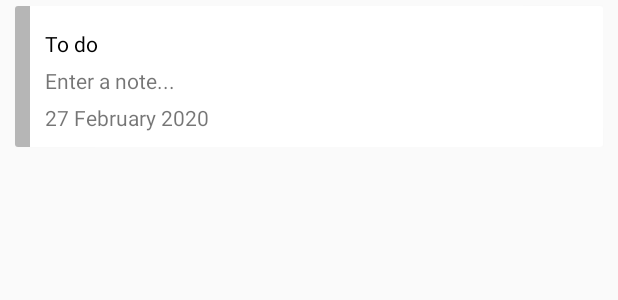
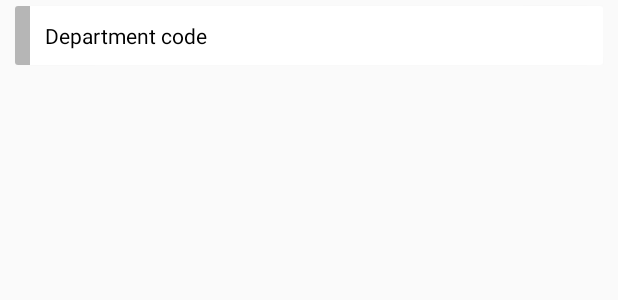
Before and after one commit to hungdq1991/Note-app, an Android app: the layout item_note.xml on its own in the app's theme, with its tools: preview values and no code run, on a phone screen of 412 x 824 dp. Shown: the top 300 px of the screen. Run offline under Robolectric (Android 15) with nearby library versions, the phone set to English and light mode, and no system bars.

Commit message:
Hiển thị thông tin phòng ban

```diff
--- a/app/src/main/java/com/example/retrofit/activity/main/MainView.java
+++ b/app/src/main/java/com/example/retrofit/activity/main/MainView.java
@@ -1,12 +1,12 @@
 package com.example.retrofit.activity.main;
 
-import com.example.retrofit.model.Note;
+import com.example.retrofit.model.Department;
 
 import java.util.List;
 
 public interface MainView {
     void showLoading();
     void hideLoading();
-    void onGetResult(List<Note> notes);
+    void onGetResult(List<Department> notes);
     void onErrorLoading(String message);
 }
--- a/app/src/main/java/com/example/retrofit/api/ApiClient.java
+++ b/app/src/main/java/com/example/retrofit/api/ApiClient.java
@@ -11,11 +11,10 @@ public class ApiClient {
     public static Retrofit getApiClient() {
         if (retrofit == null) {
             retrofit = new Retrofit.Builder()
-                    .baseUrl( BASE_URL )
-                    .addConverterFactory( GsonConverterFactory.create() )
+                    .baseUrl(BASE_URL)
+                    .addConverterFactory(GsonConverterFactory.create())
                     .build();
         }
-
         return retrofit;
     }
 
--- a/app/src/main/res/layout/item_note.xml
+++ b/app/src/main/res/layout/item_note.xml
@@ -29,28 +29,19 @@
         android:layout_height="wrap_content">
 
         <TextView
-            android:id="@+id/title"
-            android:text="@string/to_do"
+            android:id="@+id/department_code"
+            android:text="@string/department_code"
             android:textColor="@android:color/black"
             android:layout_width="match_parent"
-            android:layout_height="wrap_content"
-            android:layout_marginTop="5dp" />
+            android:layout_height="wrap_content"/>
 
-        <TextView
-            android:id="@+id/note"
-            android:layout_below="@+id/title"
-            android:text="@string/enter_a_note"
-            android:layout_width="match_parent"
-            android:layout_height="wrap_content"
-            android:layout_marginTop="5dp" />
-
-        <TextView
-            android:id="@+id/date"
-            android:layout_below="@+id/note"
-            android:text="@string/date"
-            android:layout_width="match_parent"
-            android:layout_height="wrap_content"
-            android:layout_marginTop="5dp" />
+<!--        <TextView-->
+<!--            android:id="@+id/department_name"-->
+<!--            android:layout_below="@+id/department_code"-->
+<!--            android:text="@string/department_name"-->
+<!--            android:layout_width="match_parent"-->
+<!--            android:layout_height="wrap_content"-->
+<!--            android:layout_marginTop="5dp" />-->
 
     </RelativeLayout>
 
--- a/app/src/main/res/values/strings.xml
+++ b/app/src/main/res/values/strings.xml
@@ -4,4 +4,6 @@
     <string name="enter_a_note">Enter a note...</string>
     <string name="save">Save</string>
     <string name="date">27 February 2020</string>
+    <string name="department_code">Department code</string>
+    <string name="department_name">Department Name</string>
 </resources>
```
Also changed, not shown: app/src/main/java/com/example/retrofit/activity/editor/EditorPresenter.java (+28 -28 lines), app/src/main/java/com/example/retrofit/activity/main/MainActivity.java (+5 -5 lines), app/src/main/java/com/example/retrofit/activity/main/MainAdapter.java (+12 -14 lines), app/src/main/java/com/example/retrofit/activity/main/MainPresenter.java (+5 -5 lines), app/src/main/java/com/example/retrofit/api/ApiInterface.java (+3 -15 lines), app/src/main/java/com/example/retrofit/model/Department.java (added, +28 -0 lines), app/src/main/java/com/example/retrofit/model/Note.java (deleted, +0 -78 lines).
